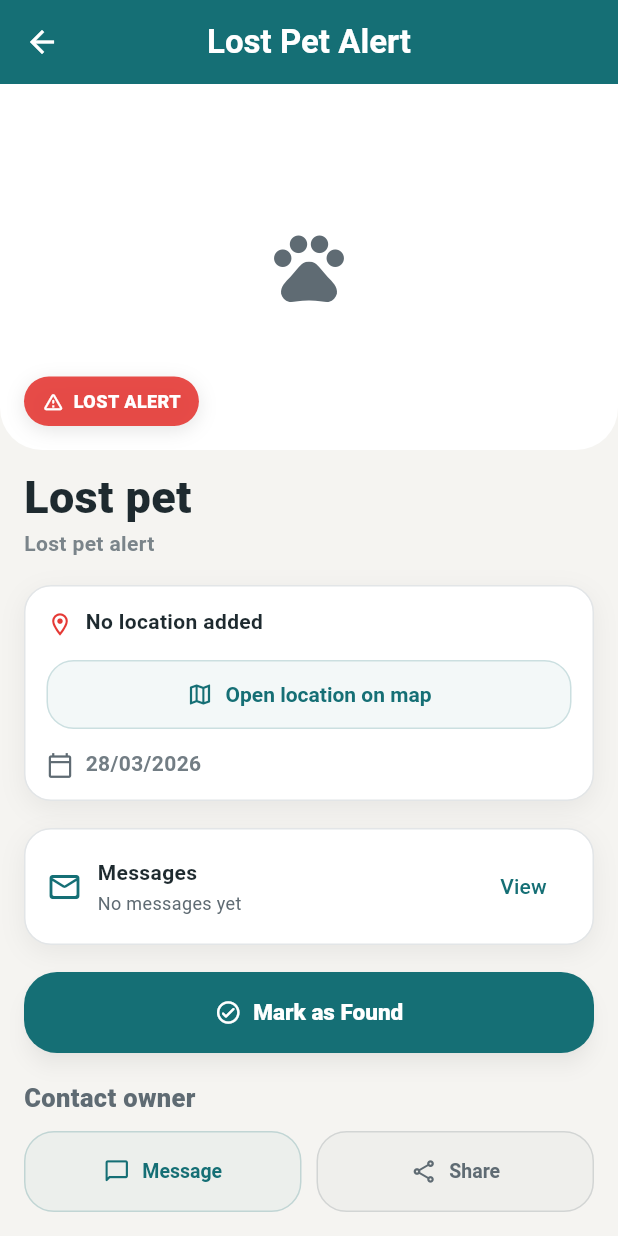
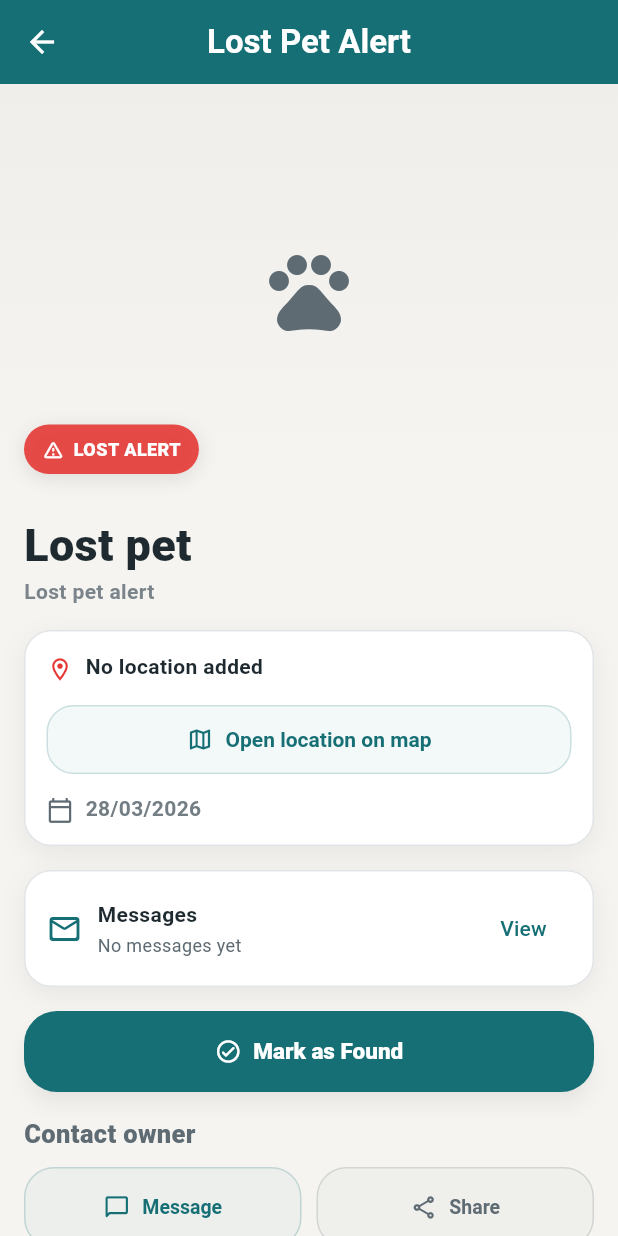
Before and after one commit to touela1985/petbook, a Flutter app: the LostPetReportDetailsScreen screen opened directly with empty values, on a phone screen of 412 x 824 dp. Run offline on Flutter 3.47's test engine with Material 3 defaults, Android fonts, the phone set to English and light mode, and no system bars; our stand-ins replace geolocator, google_maps_flutter, image_picker, share_plus, shared_preferences; accounts and stored records are empty.

Commit message:
UI polish

```diff
--- a/lib/screens/lost_pet_report_details_screen.dart
+++ b/lib/screens/lost_pet_report_details_screen.dart
@@ -108,13 +108,13 @@ class _LostPetReportDetailsScreenState
   }) {
     if (!_hasPhoto) {
       return Container(
-        height: height ?? 244,
+        height: height ?? 268,
         width: width ?? double.infinity,
         color: AppTheme.surface,
         child: const Center(
           child: Icon(
             Icons.pets,
-            size: 56,
+            size: 58,
             color: AppTheme.textSecondary,
           ),
         ),
@@ -125,7 +125,7 @@ class _LostPetReportDetailsScreenState
 
     Widget fallback() {
       return Container(
-        height: height ?? 244,
+        height: height ?? 268,
         width: width ?? double.infinity,
         color: AppTheme.surface,
         child: const Center(
@@ -157,12 +157,52 @@ class _LostPetReportDetailsScreenState
     );
   }
 
+  Widget _buildHeroImage() {
+    return Container(
+      height: 276,
+      width: double.infinity,
+      decoration: BoxDecoration(
+        color: AppTheme.surface,
+        gradient: LinearGradient(
+          begin: Alignment.topCenter,
+          end: Alignment.bottomCenter,
+          colors: [
+            Colors.black.withOpacity(0.025),
+            Colors.transparent,
+          ],
+        ),
+      ),
+      child: !_hasPhoto
+          ? const Center(
+              child: Icon(
+                Icons.pets,
+                size: 64,
+                color: AppTheme.textSecondary,
+              ),
+            )
+          : Padding(
+              padding: const EdgeInsets.fromLTRB(10, 10, 10, 18),
+              child: ClipRRect(
+                borderRadius: BorderRadius.circular(20),
+                child: Container(
+                  color: const Color(0xFFF4F1EA),
+                  child: SizedBox.expand(
+                    child: _buildReportImage(
+                      fit: BoxFit.contain,
+                    ),
+                  ),
+                ),
+              ),
+            ),
+    );
+  }
+
   void _openFullImage(BuildContext context) {
     if (!_hasPhoto) return;
 
     showDialog(
       context: context,
-      barrierColor: Colors.black.withOpacity(0.9),
+      barrierColor: Colors.black.withOpacity(0.92),
       builder: (_) {
         return Dialog(
           backgroundColor: Colors.transparent,
@@ -421,15 +461,7 @@ Shared via Petbook
                     borderRadius: const BorderRadius.vertical(
                       bottom: Radius.circular(28),
                     ),
-                    child: SizedBox(
-                      height: 244,
-                      width: double.infinity,
-                      child: _buildReportImage(
-                        height: 244,
-                        width: double.infinity,
-                        fit: BoxFit.cover,
-                      ),
-                    ),
+                    child: _buildHeroImage(),
                   ),
                   Positioned(
                     left: 16,
@@ -464,7 +496,7 @@ Shared via Petbook
                       color: AppTheme.textSecondary.withOpacity(0.82),
                     ),
                   ),
-                  const SizedBox(height: 18),
+                  const SizedBox(height: 16),
                   _MainCard(
                     padding: const EdgeInsets.all(14),
                     child: Column(
@@ -550,7 +582,7 @@ Shared via Petbook
                     ),
                   ],
                   if (_sortedSightings.isNotEmpty) ...[
-                    const SizedBox(height: 18),
+                    const SizedBox(height: 16),
                     Row(
                       children: [
                         const Icon(
@@ -591,7 +623,7 @@ Shared via Petbook
                         ),
                       ],
                     ),
-                    const SizedBox(height: 10),
+                    const SizedBox(height: 8),
                     ..._sortedSightings.map(
                       (sighting) => _SightingEntryCard(
                         isEl: isEl,
@@ -601,7 +633,7 @@ Shared via Petbook
                       ),
                     ),
                   ],
-                  const SizedBox(height: 18),
+                  const SizedBox(height: 16),
                   _MainCard(
                     padding: const EdgeInsets.all(14),
                     child: Row(
@@ -649,7 +681,7 @@ Shared via Petbook
                       ],
                     ),
                   ),
-                  const SizedBox(height: 18),
+                  const SizedBox(height: 16),
                   if (!isResolved) ...[
                     SizedBox(
                       width: double.infinity,
@@ -690,7 +722,7 @@ Shared via Petbook
                         ),
                       ),
                     ),
-                    const SizedBox(height: 18),
+                    const SizedBox(height: 16),
                   ],
                   Text(
                     isEl ? 'Επικοινωνία' : 'Contact owner',
@@ -884,8 +916,8 @@ class _SightingEntryCard extends StatelessWidget {
 
     return Container(
       width: double.infinity,
-      margin: const EdgeInsets.only(bottom: 10),
-      padding: const EdgeInsets.fromLTRB(14, 12, 14, 12),
+      margin: const EdgeInsets.only(bottom: 8),
+      padding: const EdgeInsets.fromLTRB(14, 11, 14, 11),
       decoration: BoxDecoration(
         color: AppTheme.surface,
         borderRadius: BorderRadius.circular(18),
@@ -894,8 +926,8 @@ class _SightingEntryCard extends StatelessWidget {
         ),
         boxShadow: [
           BoxShadow(
-            color: Colors.black.withOpacity(0.055),
-            blurRadius: 12,
+            color: Colors.black.withOpacity(0.05),
+            blurRadius: 10,
             offset: const Offset(0, 4),
           ),
         ],
@@ -947,20 +979,20 @@ class _SightingEntryCard extends StatelessWidget {
             ],
           ),
           if (hasNote) ...[
-            const SizedBox(height: 10),
+            const SizedBox(height: 8),
             Padding(
               padding: const EdgeInsets.only(left: 40),
               child: Text(
                 sighting.notes.trim(),
                 style: const TextStyle(
                   color: AppTheme.textPrimary,
-                  height: 1.4,
+                  height: 1.38,
                   fontSize: 14,
                 ),
               ),
             ),
           ],
-          const SizedBox(height: 10),
+          const SizedBox(height: 8),
           Padding(
             padding: const EdgeInsets.only(left: 40),
             child: Row(
```
Also changed, not shown: lib/screens/lost_found_screen.dart (+228 -106 lines).
